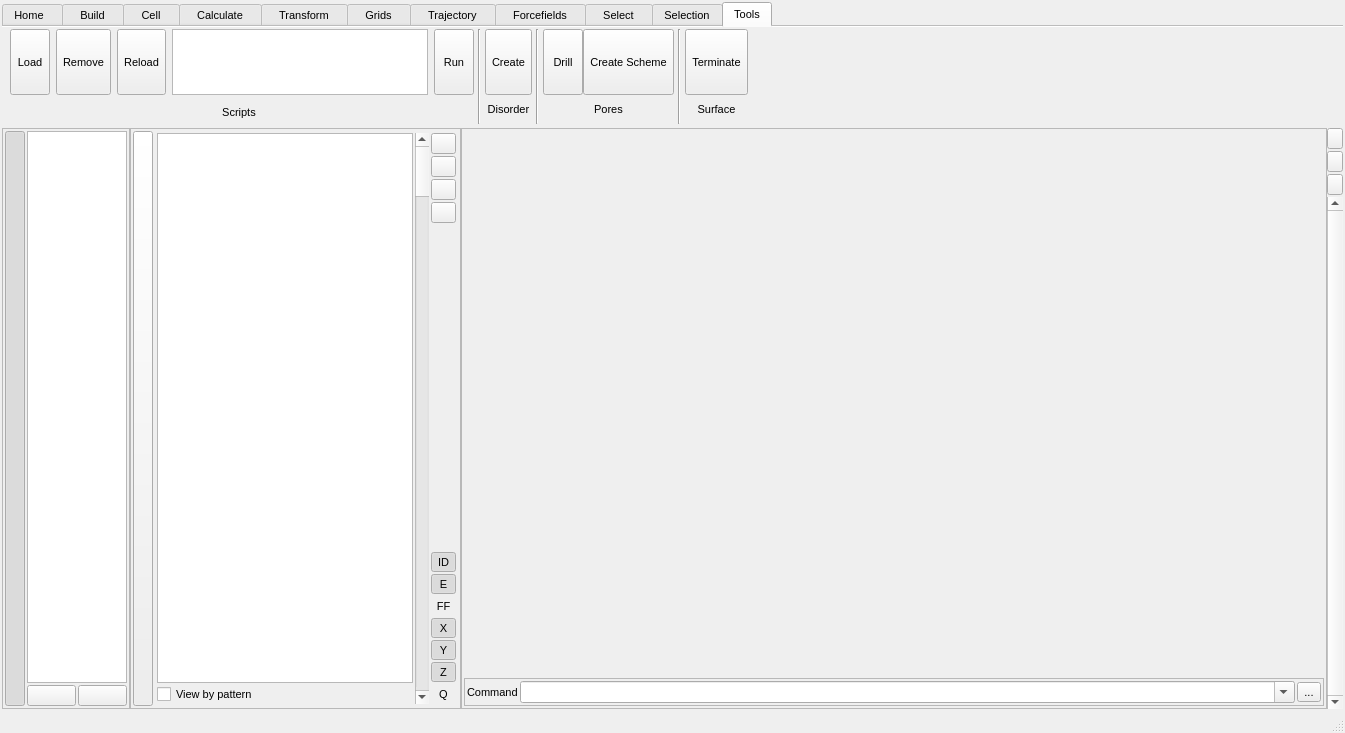
Qt form src/gui/mainwindow.ui (trisyoungs/aten) before a commit.
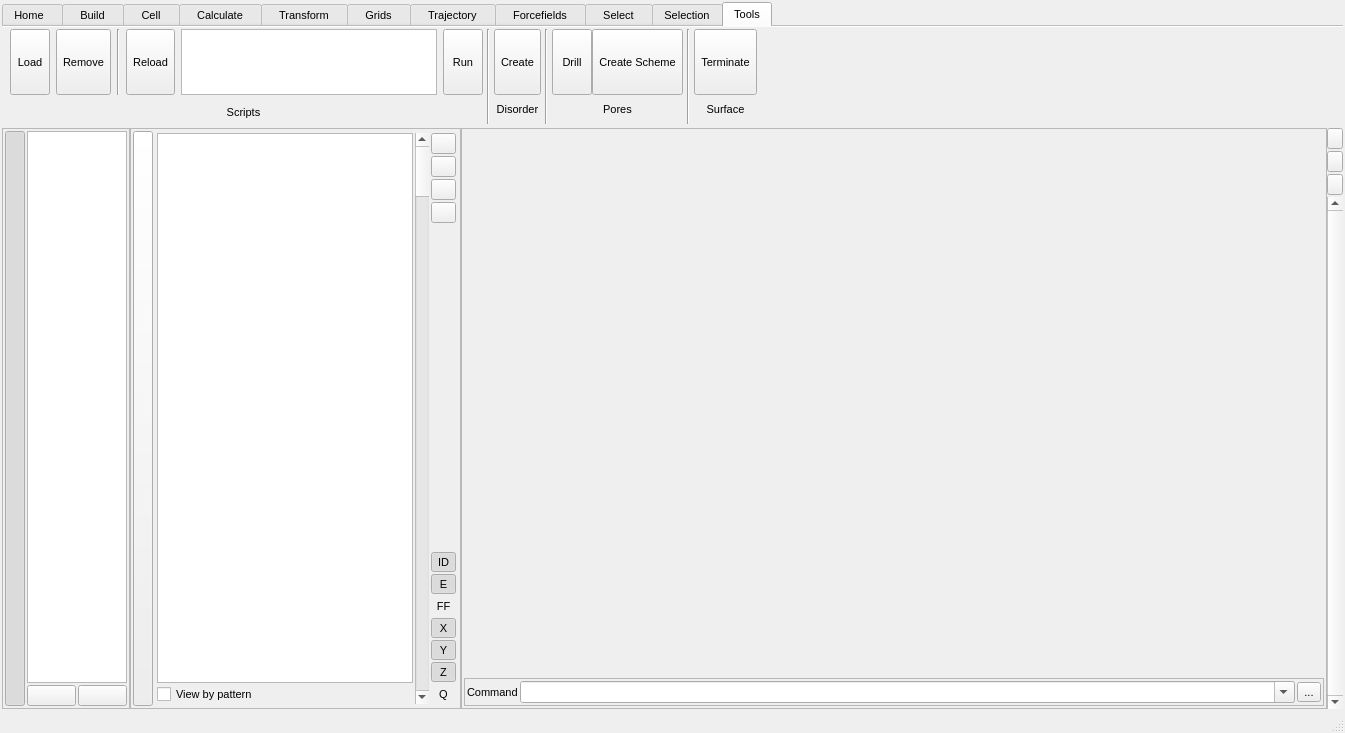
The same form after that commit. The open tabs and pages were chosen to show the change. Icons and pictures are not drawn. Custom widgets are drawn as their Qt base class.

The edit to the form file:
```diff
--- a/src/gui/mainwindow.ui
+++ b/src/gui/mainwindow.ui
@@ -8836,7 +8836,7 @@
           <property name="spacing">
            <number>6</number>
           </property>
-          <item row="0" column="4">
+          <item row="0" column="5">
            <widget class="QListWidget" name="ScriptsList">
             <property name="sizePolicy">
              <sizepolicy hsizetype="Minimum" vsizetype="Ignored">
@@ -8870,7 +8870,7 @@
             </property>
            </widget>
           </item>
-          <item row="0" column="3">
+          <item row="0" column="4">
            <widget class="TMenuButton" name="ToolsScriptsReloadButton">
             <property name="sizePolicy">
              <sizepolicy hsizetype="Minimum" vsizetype="Fixed">
@@ -8978,7 +8978,7 @@
             </property>
            </widget>
           </item>
-          <item row="0" column="5">
+          <item row="0" column="6">
            <widget class="TMenuButton" name="ToolsScriptsRunButton">
             <property name="sizePolicy">
              <sizepolicy hsizetype="Minimum" vsizetype="Fixed">
@@ -9032,7 +9032,7 @@
             </property>
            </widget>
           </item>
-          <item row="1" column="0" colspan="6">
+          <item row="1" column="0" colspan="7">
            <widget class="QLabel" name="label_7">
             <property name="text">
              <string>Scripts</string>
@@ -9096,6 +9096,13 @@
             </property>
            </widget>
           </item>
+          <item row="0" column="3">
+           <widget class="Line" name="line_87">
+            <property name="orientation">
+             <enum>Qt::Vertical</enum>
+            </property>
+           </widget>
+          </item>
          </layout>
         </item>
         <item>
@@ -9107,25 +9114,6 @@
         </item>
         <item>
          <layout class="QGridLayout" name="gridLayout_24">
-          <item row="1" column="0" colspan="2">
-           <widget class="QLabel" name="label_76">
-            <property name="sizePolicy">
-             <sizepolicy hsizetype="Minimum" vsizetype="Minimum">
-              <horstretch>0</horstretch>
-              <verstretch>0</verstretch>
-             </sizepolicy>
-            </property>
-            <property name="frameShape">
-             <enum>QFrame::NoFrame</enum>
-            </property>
-            <property name="text">
-             <string>Disorder</string>
-            </property>
-            <property name="alignment">
-             <set>Qt::AlignCenter</set>
-            </property>
-           </widget>
-          </item>
           <item row="0" column="0">
            <widget class="TMenuButton" name="ToolsDisorderCreateButton">
             <property name="sizePolicy">
@@ -9184,6 +9172,25 @@
             </property>
            </widget>
           </item>
+          <item row="1" column="0">
+           <widget class="QLabel" name="label_76">
+            <property name="sizePolicy">
+             <sizepolicy hsizetype="Minimum" vsizetype="Minimum">
+              <horstretch>0</horstretch>
+              <verstretch>0</verstretch>
+             </sizepolicy>
+            </property>
+            <property name="frameShape">
+             <enum>QFrame::NoFrame</enum>
+            </property>
+            <property name="text">
+             <string>Disorder</string>
+            </property>
+            <property name="alignment">
+             <set>Qt::AlignCenter</set>
+            </property>
+           </widget>
+          </item>
          </layout>
         </item>
         <item>
@@ -9249,25 +9256,6 @@
             </property>
            </widget>
           </item>
-          <item row="1" column="0" colspan="3">
-           <widget class="QLabel" name="label_77">
-            <property name="sizePolicy">
-             <sizepolicy hsizetype="Minimum" vsizetype="Minimum">
-              <horstretch>0</horstretch>
-              <verstretch>0</verstretch>
-             </sizepolicy>
-            </property>
-            <property name="frameShape">
-             <enum>QFrame::NoFrame</enum>
-            </property>
-            <property name="text">
-             <string>Pores</string>
-            </property>
-            <property name="alignment">
-             <set>Qt::AlignCenter</set>
-            </property>
-           </widget>
-          </item>
           <item row="0" column="1">
            <widget class="TMenuButton" name="ToolsPoresSchemeButton">
             <property name="sizePolicy">
@@ -9322,6 +9310,25 @@
             </property>
            </widget>
           </item>
+          <item row="1" column="0" colspan="2">
+           <widget class="QLabel" name="label_77">
+            <property name="sizePolicy">
+             <sizepolicy hsizetype="Minimum" vsizetype="Minimum">
+              <horstretch>0</horstretch>
+              <verstretch>0</verstretch>
+             </sizepolicy>
+            </property>
+            <property name="frameShape">
+             <enum>QFrame::NoFrame</enum>
+            </property>
+            <property name="text">
+             <string>Pores</string>
+            </property>
+            <property name="alignment">
+             <set>Qt::AlignCenter</set>
+            </property>
+           </widget>
+          </item>
          </layout>
         </item>
         <item>
@@ -9333,25 +9340,6 @@
         </item>
         <item>
          <layout class="QGridLayout" name="gridLayout_26">
-          <item row="1" column="0" colspan="2">
-           <widget class="QLabel" name="label_78">
-            <property name="sizePolicy">
-             <sizepolicy hsizetype="Minimum" vsizetype="Minimum">
-              <horstretch>0</horstretch>
-              <verstretch>0</verstretch>
-             </sizepolicy>
-            </property>
-            <property name="frameShape">
-             <enum>QFrame::NoFrame</enum>
-            </property>
-            <property name="text">
-             <string>Surface</string>
-            </property>
-            <property name="alignment">
-             <set>Qt::AlignCenter</set>
-            </property>
-           </widget>
-          </item>
           <item row="0" column="0">
            <widget class="TMenuButton" name="ToolsSurfaceTerminateButton">
             <property name="sizePolicy">
@@ -9406,6 +9394,25 @@
             </property>
            </widget>
           </item>
+          <item row="1" column="0">
+           <widget class="QLabel" name="label_78">
+            <property name="sizePolicy">
+             <sizepolicy hsizetype="Minimum" vsizetype="Minimum">
+              <horstretch>0</horstretch>
+              <verstretch>0</verstretch>
+             </sizepolicy>
+            </property>
+            <property name="frameShape">
+             <enum>QFrame::NoFrame</enum>
+            </property>
+            <property name="text">
+             <string>Surface</string>
+            </property>
+            <property name="alignment">
+             <set>Qt::AlignCenter</set>
+            </property>
+           </widget>
+          </item>
          </layout>
         </item>
         <item>
```
Left out of the diff: 48 changed lines with no effect on the pictures.
